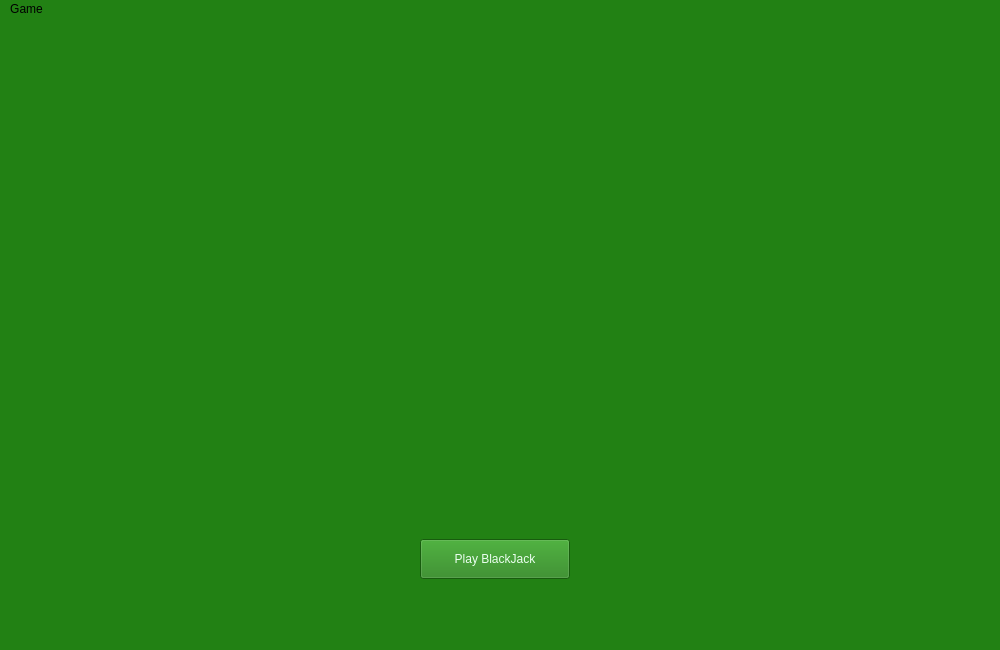
Qt form mainwindow.ui (jasonpliszak/BlackJackGame_EC327) before a commit.
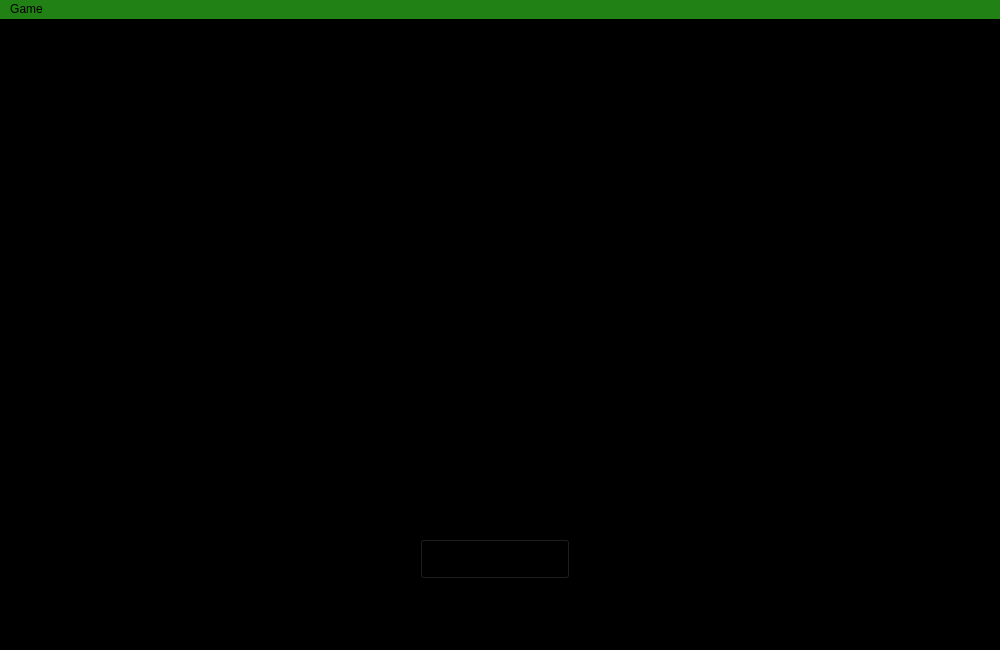
The same form after that commit.

Patch:
```diff
--- a/mainwindow.ui
+++ b/mainwindow.ui
@@ -17,6 +17,9 @@
    <string notr="true">background-color: rgb(34, 129, 20);</string>
   </property>
   <widget class="QWidget" name="centralwidget">
+   <property name="styleSheet">
+    <string notr="true">background-color: rgb(0, 0, 0);</string>
+   </property>
    <widget class="QPushButton" name="play_button">
     <property name="geometry">
      <rect>
@@ -27,12 +30,53 @@
      </rect>
     </property>
     <property name="styleSheet">
-     <string notr="true">color: rgb(235, 255, 240);</string>
+     <string notr="true">background-color: rgb(0,0, 0);</string>
     </property>
     <property name="text">
      <string>Play BlackJack</string>
     </property>
    </widget>
+   <widget class="QLabel" name="home_screen">
+    <property name="geometry">
+     <rect>
+      <x>0</x>
+      <y>-30</y>
+      <width>1001</width>
+      <height>641</height>
+     </rect>
+    </property>
+    <property name="text">
+     <string/>
+    </property>
+    <property name="scaledContents">
+     <bool>true</bool>
+    </property>
+   </widget>
+   <widget class="QLabel" name="label">
+    <property name="geometry">
+     <rect>
+      <x>350</x>
+      <y>0</y>
+      <width>291</width>
+      <height>61</height>
+     </rect>
+    </property>
+    <property name="font">
+     <font>
+      <family>PT Sans Caption</family>
+      <pointsize>19</pointsize>
+     </font>
+    </property>
+    <property name="text">
+     <string>WELCOME TO BLACKJACK</string>
+    </property>
+    <property name="alignment">
+     <set>Qt::AlignCenter</set>
+    </property>
+   </widget>
+   <zorder>home_screen</zorder>
+   <zorder>play_button</zorder>
+   <zorder>label</zorder>
   </widget>
   <widget class="QMenuBar" name="menubar">
    <property name="geometry">
@@ -50,7 +94,6 @@
    </widget>
    <addaction name="menuBlackJack"/>
   </widget>
-  <widget class="QStatusBar" name="statusbar"/>
  </widget>
  <resources/>
  <connections/>
```
Left out of the diff: 3 changed lines with no effect on the pictures.
